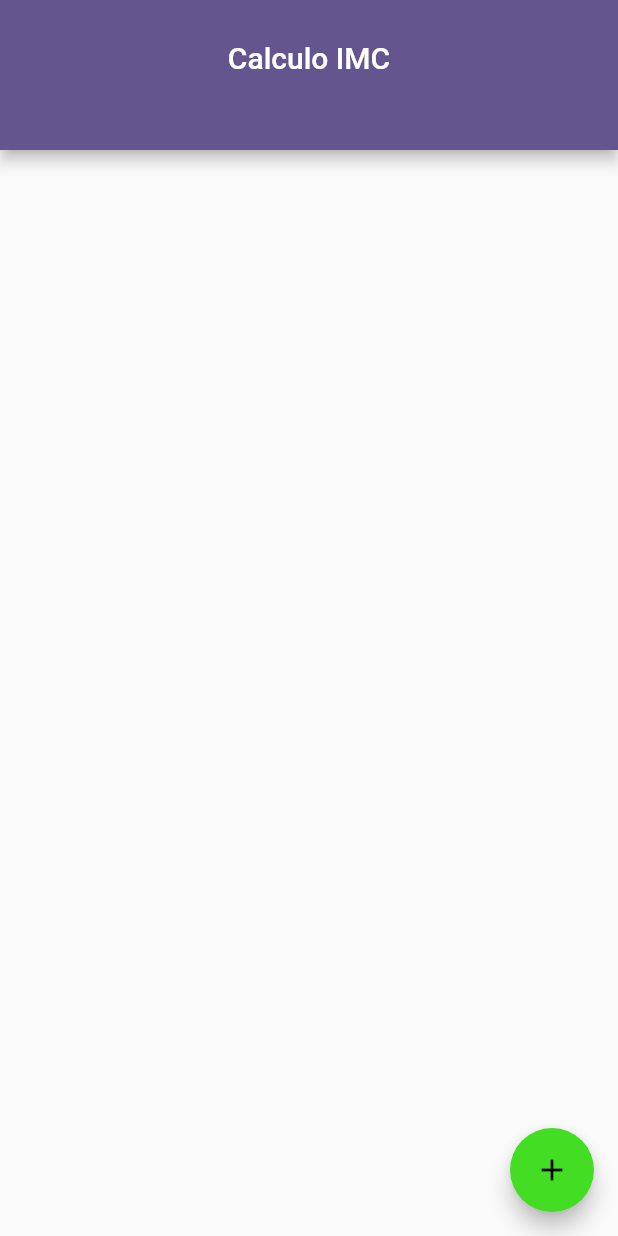
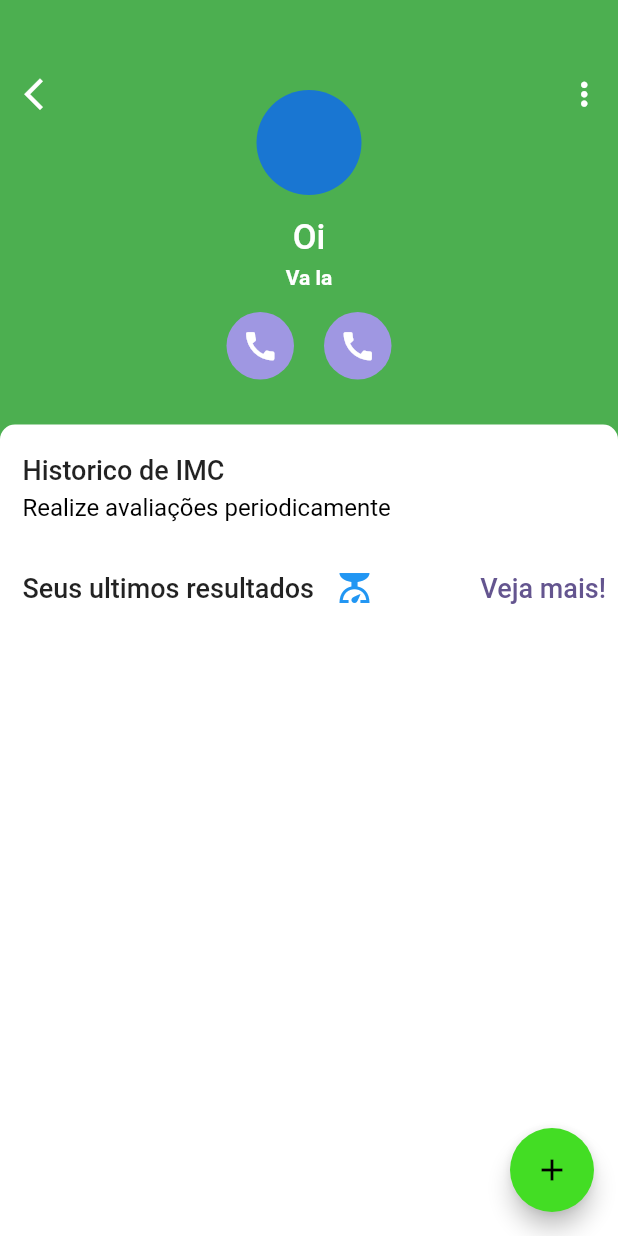
Before and after one commit to absjuniordev/calculadora_imc, a Flutter app: the screen it shows after launch, on a phone screen of 412 x 824 dp. Run offline on Flutter 3.47's test engine with Material 2 defaults, Android fonts, the phone set to English and light mode, and no system bars; our stand-ins replace animated_text_kit, sqflite; accounts and stored records are empty.

Commit message:
Alterações iniciais

```diff
--- a/lib/main.dart
+++ b/lib/main.dart
@@ -1,4 +1,5 @@
 import 'package:calculadora_imc/pages/calculo_imc.dart';
+import 'package:calculadora_imc/pages/home_screen.dart';
 import 'package:calculadora_imc/pages/splash_page.dart';
 import 'package:flutter/material.dart';
 
@@ -20,10 +21,11 @@ class MyApp extends StatelessWidget {
         ),
       ),
       routes: {
-        '/home': (context) => const CalculoIMCPage(),
+        '/home_screen': (context) => const HomeScreen(),
+        '/calc': (context) => const CalculoIMCPage(),
         '/splash': (context) => const SplashPage(),
       },
-      initialRoute: '/splash',
+      initialRoute: '/home_screen',
     );
   }
 }
--- a/lib/pages/calculo_imc.dart
+++ b/lib/pages/calculo_imc.dart
@@ -43,6 +43,7 @@ class _CalculoIMCPageState extends State<CalculoIMCPage> {
   Widget build(BuildContext context) {
     return SafeArea(
       child: Scaffold(
+        backgroundColor: Colors.amber,
         floatingActionButton: FloatingActionButton(
           backgroundColor: const Color.fromARGB(255, 67, 221, 36),
           onPressed: () {
--- /dev/null
+++ b/lib/pages/home_screen.dart
@@ -0,0 +1,359 @@
+import 'package:calculadora_imc/model/dados_imc.dart';
+import 'package:calculadora_imc/repository/dados_imc_repositoty.dart';
+import 'package:calculadora_imc/repository/sqlite/sqlite_database.dart';
+import 'package:calculadora_imc/repository/sqlite/sqlite_repository.dart';
+import 'package:calculadora_imc/utils/verificacao.dart';
+import 'package:calculadora_imc/widgets/custom_text_field.dart';
+import 'package:flutter/material.dart';
+
+class HomeScreen extends StatefulWidget {
+  const HomeScreen({super.key});
+
+  @override
+  State<HomeScreen> createState() => _HomeScreenState();
+}
+
+class _HomeScreenState extends State<HomeScreen> {
+  var dadosIMCRepository = SQLiteRepository();
+  SQLiteDatabase sql = SQLiteDatabase();
+  var _imc = <DadosIMC>[];
+  var pesoController = TextEditingController();
+  var nomeController = TextEditingController();
+  var alturaController = TextEditingController();
+
+  bool favorite = false;
+
+  @override
+  void initState() {
+    super.initState();
+    obterIMC();
+  }
+
+  obterIMC() async {
+    _imc = await dadosIMCRepository.obterDados();
+    for (var element in _imc) {
+      nomeController.text = element.nome;
+    }
+    setState(() {});
+  }
+
+  @override
+  Widget build(BuildContext context) {
+    return Scaffold(
+      floatingActionButton: FloatingActionButton(
+        backgroundColor: const Color.fromARGB(255, 67, 221, 36),
+        onPressed: () {
+          pesoController.clear();
+          alturaController.clear();
+          nomeController.clear();
+
+          showDialog(
+            useSafeArea: true,
+            context: context,
+            builder: (BuildContext bc) {
+              return AlertDialog(
+                title: const Text("Calcular IMC", textAlign: TextAlign.center),
+                content: SizedBox(
+                  child: Column(
+                    mainAxisSize: MainAxisSize.min,
+                    children: [
+                      CustomTextField(
+                        controller: nomeController,
+                        hintText: "Ex: João",
+                        labelText: "Nome",
+                        maxLengh: 25,
+                        width: 250,
+                      ),
+                      Row(
+                        mainAxisSize: MainAxisSize.min,
+                        children: [
+                          SizedBox(
+                            width: 80,
+                            child: CustomTextField(
+                              controller: pesoController,
+                              hintText: "Ex:85",
+                              labelText: "Peso",
+                              maxLengh: 3,
+                              width: 80,
+                            ),
+                          ),
+                          const SizedBox(width: 30),
+                          SizedBox(
+                            width: 80,
+                            child: CustomTextField(
+                              controller: alturaController,
+                              hintText: "Ex:1.85",
+                              labelText: "Altura",
+                              maxLengh: 4,
+                              width: 80,
+                            ),
+                          ),
+                        ],
+                      ),
+                    ],
+                  ),
+                ),
+                actions: [
+                  TextButton(
+                    onPressed: () {
+                      Navigator.pop(context);
+                    },
+                    child: const Text("Cancelar"),
+                  ),
+                  TextButton(
+                    onPressed: () async {
+                      var result = DadosIMCRepository.calculoIMC(
+                          double.parse(alturaController.text),
+                          double.parse(pesoController.text));
+
+                      await dadosIMCRepository.salvar(
+                        DadosIMC(
+                            0,
+                            nomeController.text,
+                            double.parse(pesoController.text),
+                            double.parse(alturaController.text),
+                            result),
+                      );
+
+                      // ignore: use_build_context_synchronously
+                      Navigator.pop(context);
+                      obterIMC();
+                      setState(() {});
+                    },
+                    child: const Text("Salvar"),
+                  ),
+                ],
+              );
+            },
+          );
+        },
+        child: const Icon(
+          Icons.add,
+          color: Colors.black,
+        ),
+      ),
+      backgroundColor: Colors.green,
+      body: SingleChildScrollView(
+        child: Column(
+          children: [
+            const SizedBox(height: 50),
+            Padding(
+              padding: const EdgeInsets.symmetric(horizontal: 10),
+              child: Stack(
+                children: [
+                  Row(
+                    mainAxisAlignment: MainAxisAlignment.spaceBetween,
+                    children: [
+                      InkWell(
+                        onTap: () {
+                          Navigator.pop(context);
+                        },
+                        child: const Icon(
+                          Icons.arrow_back_ios_new,
+                          color: Colors.white,
+                          size: 25,
+                        ),
+                      ),
+                      InkWell(
+                        onTap: () {},
+                        child: const Icon(
+                          Icons.more_vert,
+                          color: Colors.white,
+                          size: 25,
+                        ),
+                      ),
+                    ],
+                  ),
+                  Padding(
+                    padding: const EdgeInsets.symmetric(vertical: 10),
+                    child: Column(
+                      mainAxisAlignment: MainAxisAlignment.spaceEvenly,
+                      children: [
+                        const CircleAvatar(
+                          radius: 35,
+                        ),
+                        const SizedBox(
+                          height: 15,
+                        ),
+                        const Text(
+                          "Oi",
+                          style: TextStyle(
+                            fontSize: 23,
+                            fontWeight: FontWeight.w500,
+                            color: Colors.white,
+                          ),
+                        ),
+                        const SizedBox(height: 5),
+                        const Text(
+                          "Va la",
+                          style: TextStyle(
+                            fontWeight: FontWeight.bold,
+                            color: Colors.white,
+                          ),
+                        ),
+                        const SizedBox(height: 15),
+                        Row(
+                          mainAxisAlignment: MainAxisAlignment.center,
+                          children: [
+                            Container(
+                              padding: const EdgeInsets.all(10),
+                              decoration: const BoxDecoration(
+                                color: Color(0xFF9F97E2),
+                                shape: BoxShape.circle,
+                              ),
+                              child: const Icon(
+                                Icons.call,
+                                color: Colors.white,
+                                size: 25,
+                              ),
+                            ),
+                            const SizedBox(width: 20),
+                            Container(
+                              padding: const EdgeInsets.all(10),
+                              decoration: const BoxDecoration(
+                                color: Color(0xFF9F97E2),
+                                shape: BoxShape.circle,
+                              ),
+                              child: const Icon(
+                                Icons.call,
+                                color: Colors.white,
+                                size: 25,
+                              ),
+                            ),
+                          ],
+                        )
+                      ],
+                    ),
+                  ),
+                ],
+              ),
+            ),
+            const SizedBox(height: 20),
+            Container(
+              height: MediaQuery.of(context).size.height / 1.3,
+              width: double.infinity,
+              padding: const EdgeInsets.only(
+                top: 20,
+                left: 15,
+              ),
+              decoration: const BoxDecoration(
+                color: Colors.white,
+                borderRadius: BorderRadius.only(
+                  topLeft: Radius.circular(10),
+                  topRight: Radius.circular(10),
+                ),
+              ),
+              child: Column(
+                crossAxisAlignment: CrossAxisAlignment.start,
+                children: [
+                  const Text(
+                    "Historico de IMC",
+                    style: TextStyle(
+                      fontSize: 18,
+                      fontWeight: FontWeight.w500,
+                    ),
+                  ),
+                  const SizedBox(height: 5),
+                  const Text(
+                    "Realize avaliações periodicamente",
+                    style: TextStyle(
+                      fontSize: 16,
+                      color: Colors.black,
+                    ),
+                  ),
+                  const SizedBox(height: 20),
+                  Row(
+                    children: [
+                      const Text(
+                        "Seus ultimos resultados",
+                        style: TextStyle(
+                          fontSize: 18,
+                          fontWeight: FontWeight.w500,
+                        ),
+                      ),
+                      const SizedBox(width: 15),
+                      const Icon(
+                        Icons.scale,
+                        color: Colors.blue,
+                      ),
+                      const Spacer(),
+                      TextButton(
+                        onPressed: () {},
+                        child: const Text(
+                          "Veja mais!",
+                          style: TextStyle(
+                            fontSize: 18,
+                            fontWeight: FontWeight.w500,
+                          ),
+                        ),
+                      )
+                    ],
+                  ),
+                  const SizedBox(height: 20),
+                  SizedBox(
+                    height: 100,
+                    child: ListView.builder(
+                      itemCount: _imc.length,
+                      scrollDirection: Axis.horizontal,
+                      itemBuilder: (context, index) {
+                        var imc = _imc[index];
+                        return Container(
+                          margin: const EdgeInsets.all(8),
+                          padding: const EdgeInsets.symmetric(vertical: 5),
+                          decoration: BoxDecoration(
+                            color: Colors.white,
+                            borderRadius: BorderRadius.circular(10),
+                            boxShadow: const [
+                              BoxShadow(
+                                color: Colors.black12,
+                                blurRadius: 4,
+                                spreadRadius: 2,
+                              ),
+                            ],
+                          ),
+                          child: SizedBox(
+                            width: MediaQuery.of(context).size.width / 1.4,
+                            child: Column(
+                              children: [
+                                ListTile(
+                                  title: Row(
+                                    children: [
+                                      Text(
+                                        "${verificacao(imc.result)} ",
+                                        maxLines: 2,
+                                        style: const TextStyle(
+                                          color: Colors.black,
+                                          fontWeight: FontWeight.bold,
+                                        ),
+                                      ),
+                                      const Spacer(),
+                                      Column(
+                                        children: [
+                                          Text(
+                                            imc.dateTime,
+                                            style: const TextStyle(
+                                              color: Colors.black,
+                                              fontWeight: FontWeight.bold,
+                                            ),
+                                          ),
+                                        ],
+                                      )
+                                    ],
+                                  ),
+                                )
+                              ],
+                            ),
+                          ),
+                        );
+                      },
+                    ),
+                  ),
+                ],
+              ),
+            )
+          ],
+        ),
+      ),
+    );
+  }
+}
```
